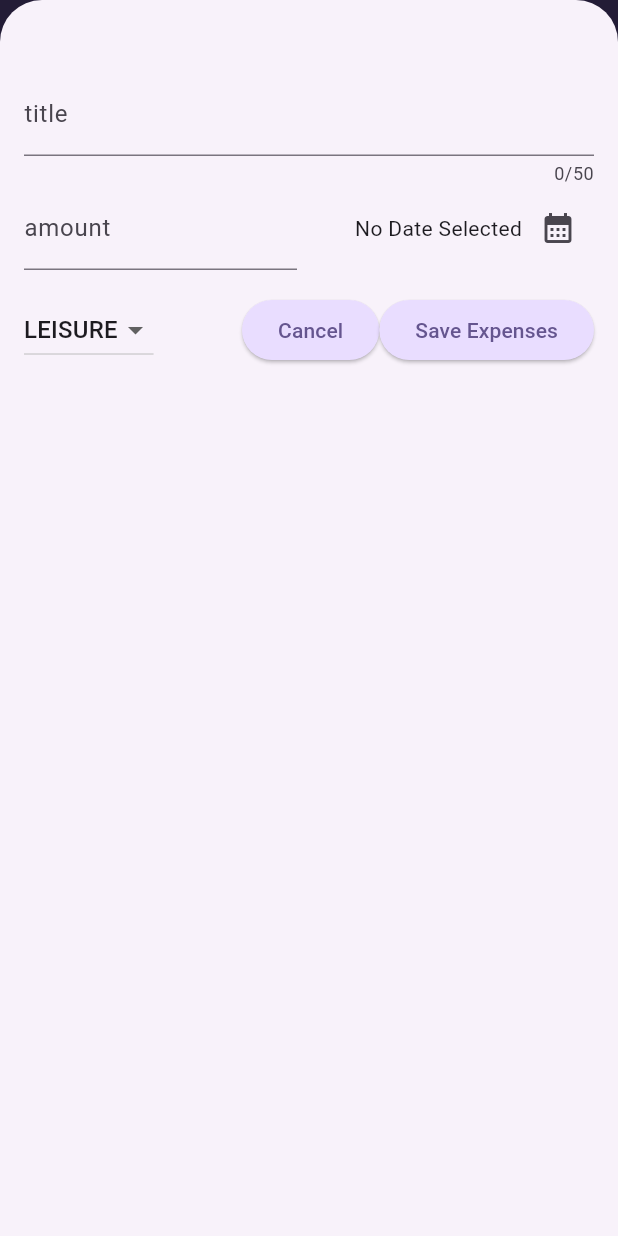
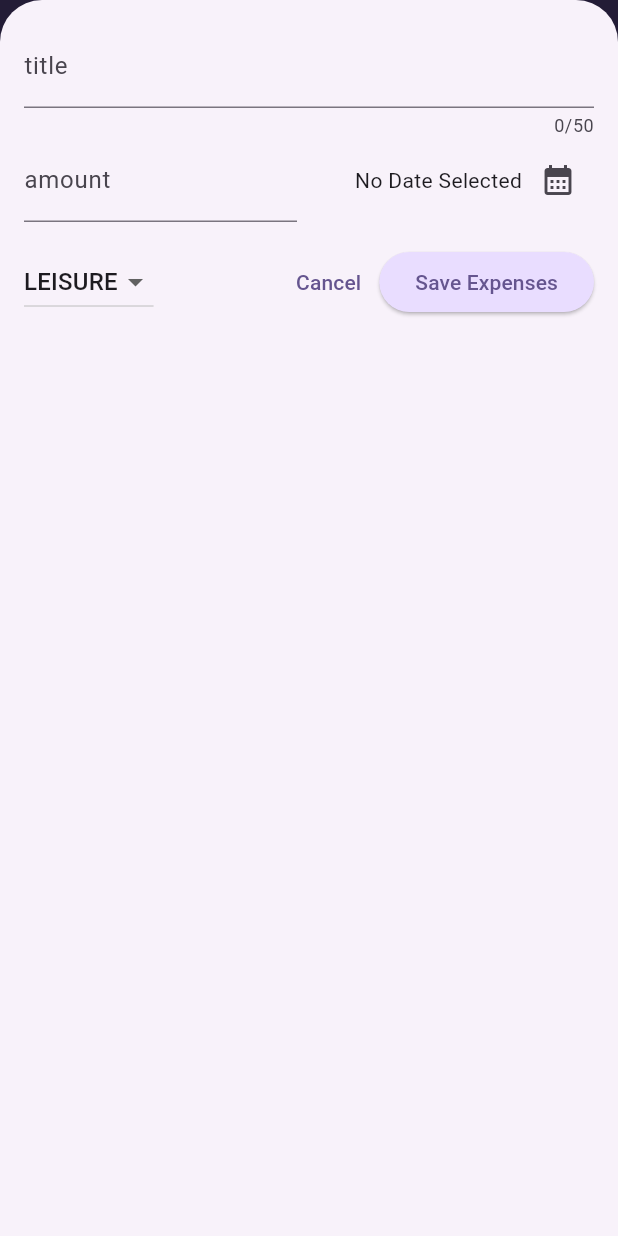
Before and after one commit to binodcoder/portfolio, a Flutter app: the screen it shows after launch, after a tap on the "add" icon, on a phone screen of 412 x 824 dp. Run offline on Flutter 3.47's test engine with Material 3 defaults, Android fonts, the phone set to English and light mode, and no system bars; our stand-ins replace font_awesome_flutter, google_fonts.

Commit message:
implementation of adaptive design

```diff
--- a/lib/features/expense_tracker/widgets/expenses.dart
+++ b/lib/features/expense_tracker/widgets/expenses.dart
@@ -57,6 +57,7 @@ class _ExpensesState extends State<Expenses> {
 
   void _openAddExpenseOverlay() {
     showModalBottomSheet(
+      useSafeArea: true,
       isScrollControlled: true,
       context: context,
       builder: (ctx) => NewExpense(
@@ -67,6 +68,8 @@ class _ExpensesState extends State<Expenses> {
 
   @override
   Widget build(BuildContext context) {
+    final width = MediaQuery.of(context).size.width;
+
     Widget mainContent = Center(
       child: Text('No expenses found. Start adding some!'),
     );
@@ -87,9 +90,18 @@ class _ExpensesState extends State<Expenses> {
           )
         ],
       ),
-      body: Column(
+      body: width < 600
+          ? Column(
               children: [
                 Chart(expenses: _registeredExpenses),
+                Expanded(
+                  child: mainContent,
+                ),
+              ],
+            )
+          : Row(
+              children: [
+                Expanded(child: Chart(expenses: _registeredExpenses)),
                 Expanded(
                   child: mainContent,
                 ),
--- a/lib/features/expense_tracker/widgets/new_expense.dart
+++ b/lib/features/expense_tracker/widgets/new_expense.dart
@@ -1,5 +1,8 @@
+import 'dart:io';
+
 import 'package:flutter/material.dart';
 import 'package:untitled/features/expense_tracker/models/expense.dart';
+import 'package:flutter/cupertino.dart';
 
 class NewExpense extends StatefulWidget {
   const NewExpense({
@@ -35,12 +38,25 @@ class _NewExpenseState extends State<NewExpense> {
     });
   }
 
-  void _submitExpenseData() {
-    final enteredAmount = double.tryParse(_expenseAmountController.text);
-    final amountIsInvalid = enteredAmount == null || enteredAmount <= 0;
-    if (_titleController.text.trim().isEmpty ||
-        amountIsInvalid ||
-        _selectedDate == null) {
+  void _showDialog() {
+    if (Platform.isIOS) {
+      showCupertinoDialog(
+        context: context,
+        builder: (ctx) => CupertinoAlertDialog(
+          title: Text('Invalid input'),
+          content:
+              Text('Please make sure title, amount, date and category entered'),
+          actions: [
+            TextButton(
+              onPressed: () {
+                Navigator.pop(ctx);
+              },
+              child: Text('Okay'),
+            )
+          ],
+        ),
+      );
+    } else {
       showDialog(
         context: context,
         builder: (ctx) => AlertDialog(
@@ -57,6 +73,16 @@ class _NewExpenseState extends State<NewExpense> {
           ],
         ),
       );
+    }
+  }
+
+  void _submitExpenseData() {
+    final enteredAmount = double.tryParse(_expenseAmountController.text);
+    final amountIsInvalid = enteredAmount == null || enteredAmount <= 0;
+    if (_titleController.text.trim().isEmpty ||
+        amountIsInvalid ||
+        _selectedDate == null) {
+      _showDialog();
       return;
     }
     widget.onAddExpense(
@@ -79,10 +105,44 @@ class _NewExpenseState extends State<NewExpense> {
 
   @override
   Widget build(BuildContext context) {
-    return Padding(
-      padding: EdgeInsets.fromLTRB(16, 48, 16, 16),
+    final keyboardSpace = MediaQuery.of(context).viewInsets.bottom;
+
+    return LayoutBuilder(builder: (ctx, constraints) {
+      final width = constraints.maxWidth;
+      return SizedBox(
+        height: double.infinity,
+        child: SingleChildScrollView(
+          child: Padding(
+            padding: EdgeInsets.fromLTRB(16, 16, 16, keyboardSpace + 16),
             child: Column(
               children: [
+                if (width >= 600)
+                  Row(
+                    crossAxisAlignment: CrossAxisAlignment.start,
+                    children: [
+                      Expanded(
+                        child: TextField(
+                          controller: _titleController,
+                          maxLength: 50,
+                          decoration: InputDecoration(
+                            label: Text('title'),
+                          ),
+                        ),
+                      ),
+                      SizedBox(width: 16),
+                      Expanded(
+                        child: TextField(
+                          keyboardType: TextInputType.number,
+                          controller: _expenseAmountController,
+                          decoration: InputDecoration(
+                            prefixText: '\$ ',
+                            label: Text('amount'),
+                          ),
+                        ),
+                      ),
+                    ],
+                  )
+                else
                   TextField(
                     controller: _titleController,
                     maxLength: 50,
@@ -90,6 +150,51 @@ class _NewExpenseState extends State<NewExpense> {
                       label: Text('title'),
                     ),
                   ),
+                if (width >= 600)
+                  Row(
+                    children: [
+                      DropdownButton<Category>(
+                        value: _selectedCategory,
+                        items: Category.values
+                            .map(
+                              (category) => DropdownMenuItem(
+                                value: category,
+                                child: Text(
+                                  category.name.toUpperCase(),
+                                ),
+                              ),
+                            )
+                            .toList(),
+                        onChanged: (value) {
+                          if (value == null) {
+                            return;
+                          }
+                          setState(() {
+                            _selectedCategory = value;
+                          });
+                        },
+                      ),
+                      SizedBox(width: 16),
+                      Expanded(
+                        child: Row(
+                          mainAxisAlignment: MainAxisAlignment.end,
+                          crossAxisAlignment: CrossAxisAlignment.center,
+                          children: [
+                            Text(
+                              _selectedDate == null
+                                  ? 'No Date Selected'
+                                  : formatter.format(_selectedDate!),
+                            ),
+                            IconButton(
+                              onPressed: _presentDatePicker,
+                              icon: Icon(Icons.calendar_month),
+                            )
+                          ],
+                        ),
+                      )
+                    ],
+                  )
+                else
                   Row(
                     children: [
                       Expanded(
@@ -127,6 +232,23 @@ class _NewExpenseState extends State<NewExpense> {
                 SizedBox(
                   height: 16,
                 ),
+                if (width >= 600)
+                  Row(
+                    children: [
+                      Spacer(),
+                      TextButton(
+                        onPressed: () {
+                          Navigator.pop(context);
+                        },
+                        child: Text('Cancel'),
+                      ),
+                      ElevatedButton(
+                        onPressed: _submitExpenseData,
+                        child: Text('Save Expenses'),
+                      ),
+                    ],
+                  )
+                else
                   Row(
                     children: [
                       DropdownButton<Category>(
@@ -151,7 +273,7 @@ class _NewExpenseState extends State<NewExpense> {
                         },
                       ),
                       Spacer(),
-              ElevatedButton(
+                      TextButton(
                         onPressed: () {
                           Navigator.pop(context);
                         },
@@ -165,6 +287,9 @@ class _NewExpenseState extends State<NewExpense> {
                   )
               ],
             ),
+          ),
+        ),
       );
+    });
   }
 }
```
Also changed, not shown: lib/main.dart (+6 -2 lines), 22 other files. Lines whose indentation alone changed are shown as unchanged.
